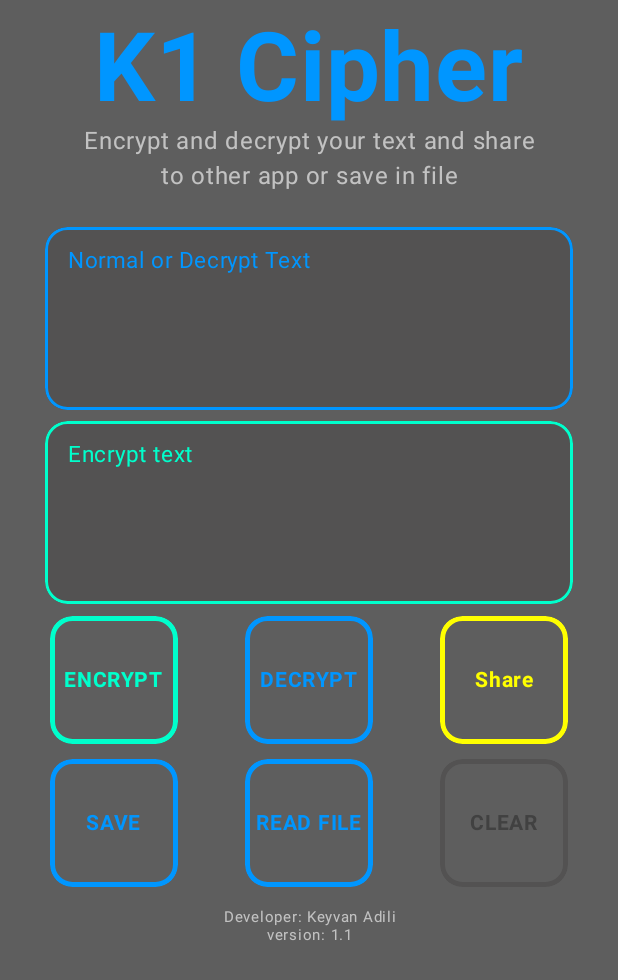
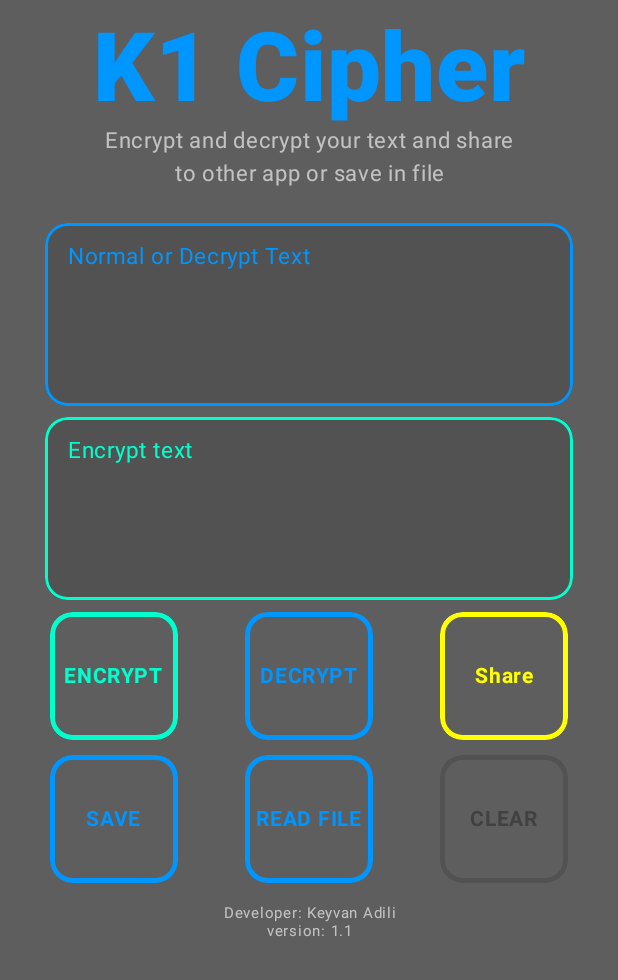
Before and after one commit to k1adili/K1-cipher, an Android app built with Jetpack Compose: the screen it shows after launch (MainActivity), on a phone screen of 412 x 824 dp. Shown: the top 980 px of the screen. Run offline under Robolectric (Android 15) with nearby library versions, the light colour scheme and no system bars.

Commit message:
Add files via upload

```diff
--- a/app/src/main/java/com/k1adili/k1cipher/ui/MainScreen.kt
+++ b/app/src/main/java/com/k1adili/k1cipher/ui/MainScreen.kt
@@ -84,15 +84,15 @@ fun MainScreen(
                     "K1 Cipher",
                     color = K1.Blue,
                     fontSize = (56f * scale).sp,
-                    fontWeight = FontWeight.Bold,
+                    fontWeight = FontWeight.Black,
                     maxLines = 1,
                     softWrap = false,
                 )
                 Text(
                     "Encrypt and decrypt your text and share\nto other app or save in file",
                     color = K1.Subtitle,
-                    fontSize = 16.sp,
-                    lineHeight = 23.sp,
+                    fontSize = (13f * scale).sp,
+                    lineHeight = (19f * scale).sp,
                     textAlign = TextAlign.Center,
                 )
                 Spacer(Modifier.height(22.dp))
```
